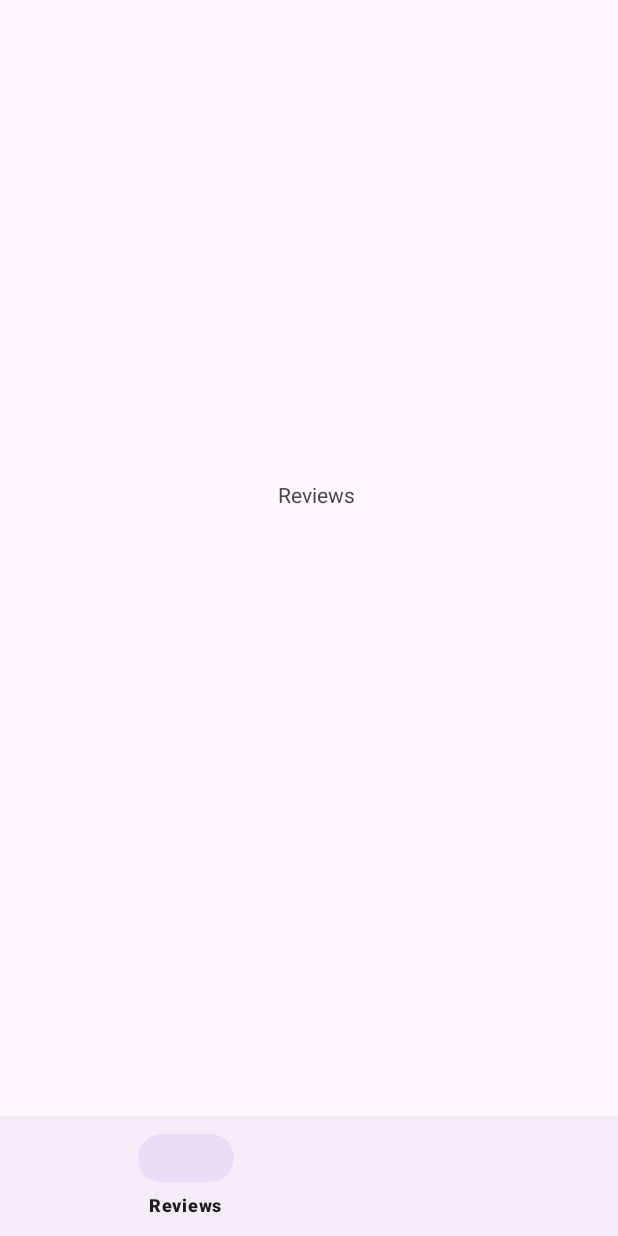
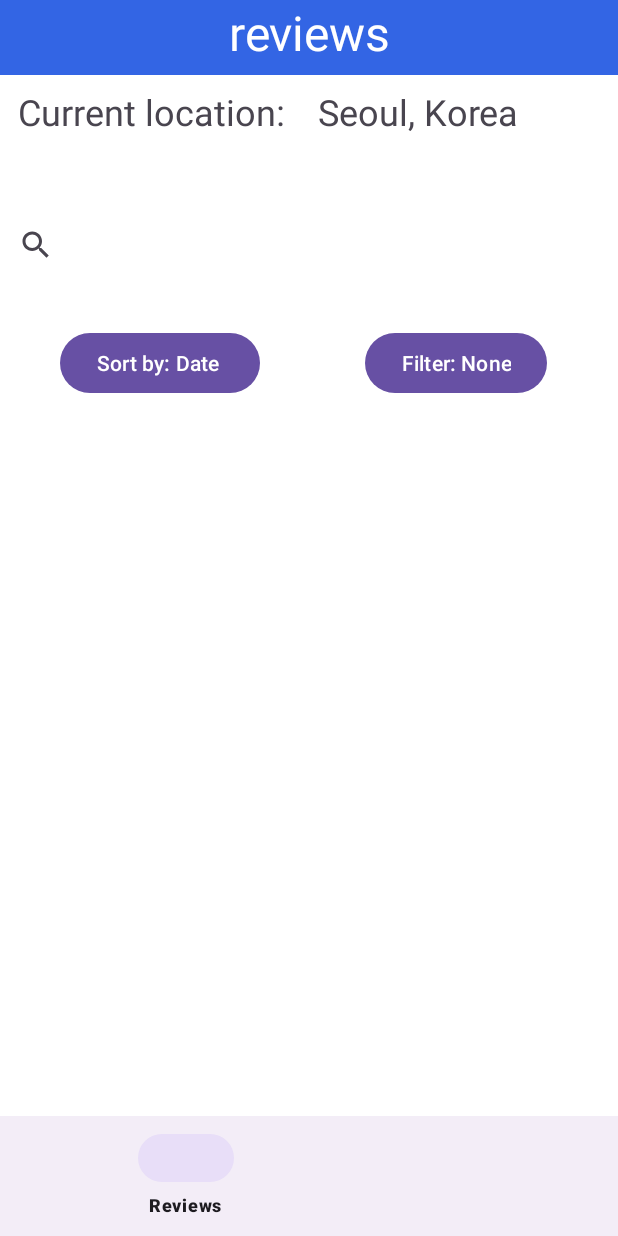
Before and after one commit to InveloperJihyeok/Bohemian, an Android app: the screen it shows after launch once a user with an empty profile is signed in (MainActivity), item 2 of the bottom bar chosen, on a phone screen of 412 x 824 dp. Run offline under Robolectric (Android 15) with nearby library versions, the phone set to English and light mode, and no system bars; our stand-ins replace Firebase (no records; nobody signed in at launch, a user with empty details on screens opened directly).

Commit message:
리뷰를 구성하는 페이지를 차례로 등록하려고 하고 있습니다

```diff
--- a/app/build.gradle.kts
+++ b/app/build.gradle.kts
@@ -66,4 +66,5 @@ dependencies {
     implementation("com.github.bumptech.glide:glide:4.12.0")
     annotationProcessor("com.github.bumptech.glide:compiler:4.12.0")
     implementation("com.google.firebase:firebase-storage:20.3.0")
+    implementation("de.hdodenhof:circleimageview:3.1.0")
 }
--- a/app/src/main/res/layout/fragment_reviews.xml
+++ b/app/src/main/res/layout/fragment_reviews.xml
@@ -1,17 +1,103 @@
 <?xml version="1.0" encoding="utf-8"?>
-<androidx.constraintlayout.widget.ConstraintLayout xmlns:android="http://schemas.android.com/apk/res/android"
-    xmlns:app="http://schemas.android.com/apk/res-auto"
+<RelativeLayout xmlns:android="http://schemas.android.com/apk/res/android"
     xmlns:tools="http://schemas.android.com/tools"
     android:layout_width="match_parent"
-    android:layout_height="match_parent">
+    android:layout_height="match_parent"
+    android:background="@color/white"
+    tools:context=".reviews">
 
     <TextView
-        android:id="@+id/textView4"
-        android:layout_width="wrap_content"
-        android:layout_height="wrap_content"
-        android:layout_marginStart="185dp"
-        android:layout_marginTop="320dp"
-        android:text="Reviews"
-        app:layout_constraintStart_toStartOf="parent"
-        app:layout_constraintTop_toTopOf="parent" />
-</androidx.constraintlayout.widget.ConstraintLayout>
+        android:id="@+id/rvBox"
+        android:layout_width="match_parent"
+        android:layout_height="50dp"
+        android:background="#3365E4"
+        android:fontFamily="sans-serif"
+        android:text="reviews"
+        android:textAlignment="center"
+        android:textColor="@android:color/white"
+        android:textSize="32sp" />
+
+
+    <LinearLayout
+        android:layout_width="match_parent"
+        android:layout_height="230dp"
+        android:layout_below="@id/rvBox"
+        android:orientation="vertical">
+
+        <LinearLayout
+            android:id="@+id/locationBox"
+            android:layout_width="match_parent"
+            android:layout_height="50dp"
+            android:layout_marginLeft="12dp"
+            android:layout_marginTop="8dp"
+            android:orientation="horizontal"
+            tools:textAlignment="center">
+
+            <TextView
+                android:id="@+id/textView4"
+                android:layout_width="134dp"
+                android:layout_height="match_parent"
+                android:layout_weight="1"
+                android:text="Current location:"
+                android:textAlignment="viewStart"
+                android:textSize="24dp" />
+
+            <TextView
+                android:id="@+id/textView5"
+                android:layout_width="wrap_content"
+                android:layout_height="match_parent"
+                android:layout_weight="1"
+                android:text="Seoul, Korea"
+                android:textAlignment="viewStart"
+                android:textSize="24dp" />
+        </LinearLayout>
+
+        <LinearLayout
+            android:id="@+id/searchBox"
+            android:layout_width="match_parent"
+            android:layout_height="110dp"
+            android:layout_below="@id/locationBox"
+            android:orientation="horizontal">
+
+
+            <SearchView
+                android:id="@+id/rv_search"
+                android:layout_width="match_parent"
+                android:layout_height="match_parent"
+                android:closeIcon="@android:drawable/btn_dialog"
+                android:queryBackground="@color/black"
+                android:queryHint="Search review" />
+        </LinearLayout>
+
+        <LinearLayout
+            android:layout_width="match_parent"
+            android:layout_height="match_parent"
+            android:orientation="horizontal">
+
+            <Button
+                android:id="@+id/button2"
+                android:layout_width="wrap_content"
+                android:layout_height="wrap_content"
+                android:layout_marginLeft="40dp"
+                android:layout_weight="0"
+                android:text="Sort by: Date " />
+
+            <Button
+                android:id="@+id/button3"
+                android:layout_width="wrap_content"
+                android:layout_height="wrap_content"
+                android:layout_marginLeft="70dp"
+                android:layout_weight="0"
+                android:text="Filter: None" />
+
+        </LinearLayout>
+
+    </LinearLayout>
+
+    <androidx.recyclerview.widget.RecyclerView
+        android:id="@+id/rvfragment_recyclerview"
+        android:layout_width="103dp"
+        android:layout_height="704dp" />
+
+
+</RelativeLayout>
--- a/app/src/main/res/values/strings.xml
+++ b/app/src/main/res/values/strings.xml
@@ -7,6 +7,6 @@
     <string name="login_complete">로그인에 성공했습니다</string>
     <string name="login_fail">로그인에 실패했습니다</string>
     <string name="automatic_login_fail">Google 자동 로그인 실패</string>
-<!-- TODO: Remove or change this placeholder text -->
+    <!-- TODO: Remove or change this placeholder text -->
     <string name="hello_blank_fragment">Hello blank fragment</string>
 </resources>
```
Also changed, not shown: app/src/main/java/com/team1/bohemian/Review_Writing.kt (added, +59 -0 lines), app/src/main/res/drawable/border.xml (added, +28 -0 lines), app/src/main/res/layout/fragment_review__writing.xml (added, +164 -0 lines), app/src/main/res/layout/review_detail.xml (added, +130 -0 lines), 1 other file.
